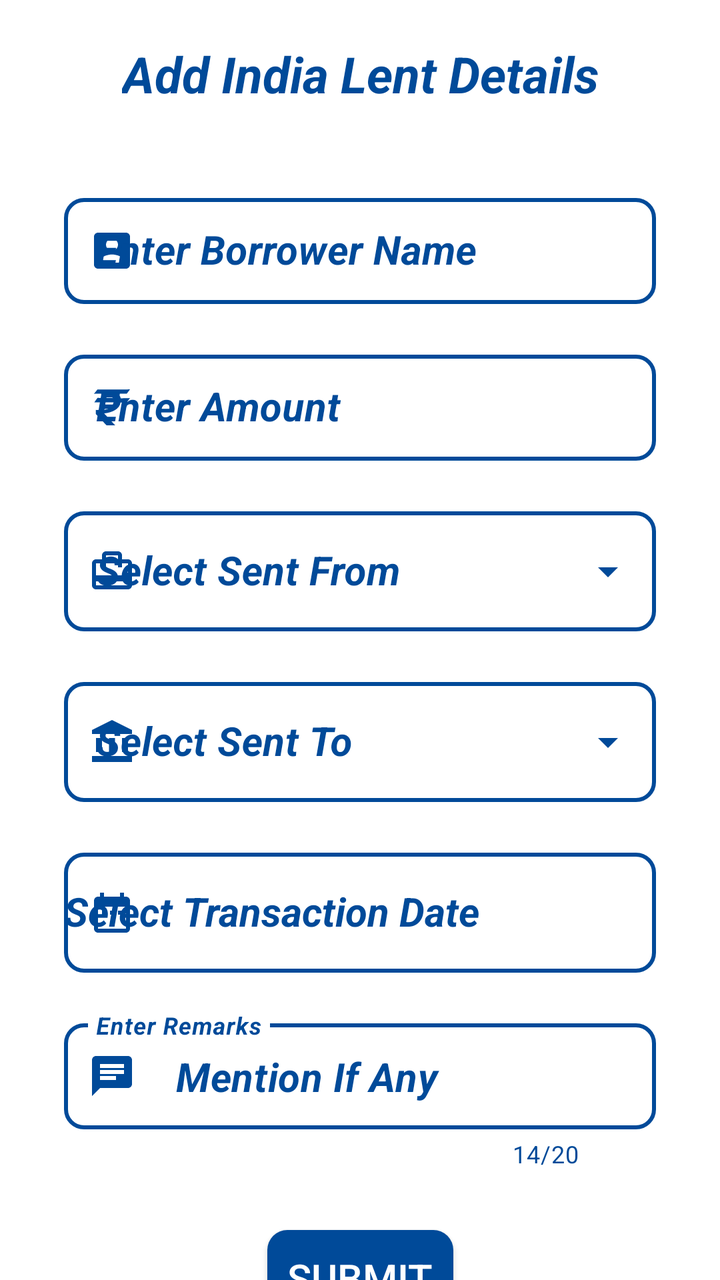
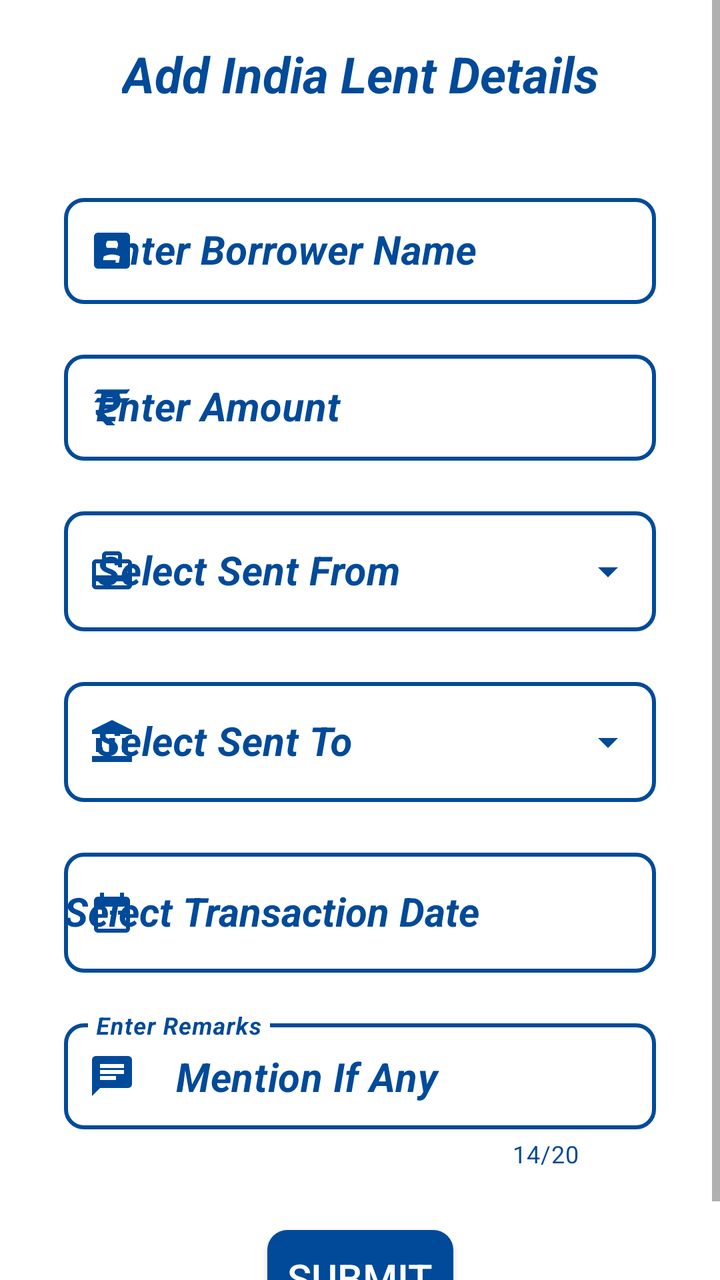

An Android layout rendered at two revisions. The XML below is the earlier revision; the diff shows what the commit changed to produce the second picture.
<!-- AndroidManifest.xml: application theme AppTheme -->
<!-- res/layout/fragment_add_lent_india.xml -->
<?xml version="1.0" encoding="utf-8"?>
<FrameLayout xmlns:android="http://schemas.android.com/apk/res/android"
    xmlns:app="http://schemas.android.com/apk/res-auto"
    xmlns:tools="http://schemas.android.com/tools"
    android:layout_width="match_parent"
    android:layout_height="match_parent"
    android:background="@color/white"
    tools:context=".AddLent.AddLentIndiaFragment">

    <androidx.constraintlayout.widget.ConstraintLayout
        android:layout_width="match_parent"
        android:layout_height="match_parent">

        <TextView
            android:id="@+id/lendDecHeading"
            android:layout_width="wrap_content"
            android:layout_height="wrap_content"
            android:layout_marginTop="20dp"
            android:text="@string/add_india_lent_details"
            android:textColor="@color/background"
            android:textSize="25sp"
            android:textStyle="bold|italic"
            app:layout_constraintEnd_toEndOf="parent"
            app:layout_constraintStart_toStartOf="parent"
            app:layout_constraintTop_toTopOf="parent" />

        <com.google.android.material.textfield.TextInputLayout
            android:id="@+id/lendDecNameLayout"
            style="@style/Widget.MaterialComponents.TextInputLayout.OutlinedBox"
            android:layout_width="match_parent"
            android:layout_height="wrap_content"
            android:layout_marginStart="32dp"
            android:layout_marginTop="40dp"
            android:layout_marginEnd="32dp"
            android:hint="@string/borrowerName"
            android:textColorHint="@color/background"
            android:theme="@style/ThemeOverlay.AppTheme.TextInputEditText.Outlined"
            app:boxCornerRadiusBottomEnd="10dp"
            app:boxCornerRadiusBottomStart="10dp"
            app:boxCornerRadiusTopEnd="10dp"
            app:boxCornerRadiusTopStart="10dp"
            app:boxStrokeColor="@color/grey"
            app:boxStrokeWidth="2dp"
            app:boxStrokeWidthFocused="2dp"
            app:endIconMode="clear_text"
            app:endIconTint="@color/background"
            app:errorTextColor="@color/red"
            app:hintTextColor="@color/background"
            app:layout_constraintEnd_toEndOf="parent"
            app:layout_constraintStart_toStartOf="parent"
            app:layout_constraintTop_toBottomOf="@+id/lendDecHeading"
            app:startIconDrawable="@drawable/ic_name"
            app:startIconTint="@color/background">

            <com.google.android.material.textfield.TextInputEditText
                android:id="@+id/lendDecName"
                android:layout_width="match_parent"
                android:layout_height="wrap_content"
                android:imeOptions="actionNext"
                android:inputType="textCapWords"
                android:textColor="@color/background"
                android:textCursorDrawable="@drawable/color_cursor"
                android:textSize="20sp"
                android:textStyle="bold|italic" />
        </com.google.android.material.textfield.TextInputLayout>

        <com.google.android.material.textfield.TextInputLayout
            android:id="@+id/lendDecAmountLayout"
            style="@style/Widget.MaterialComponents.TextInputLayout.OutlinedBox"
            android:layout_width="0dp"
            android:layout_height="wrap_content"
            android:layout_marginTop="20dp"
            android:hint="@string/amount"
            android:textColorHint="@color/background"
            android:theme="@style/ThemeOverlay.AppTheme.TextInputEditText.Outlined"
            app:boxCornerRadiusBottomEnd="10dp"
            app:boxCornerRadiusBottomStart="10dp"
            app:boxCornerRadiusTopEnd="10dp"
            app:boxCornerRadiusTopStart="10dp"
            app:boxStrokeColor="@color/grey"
            app:boxStrokeWidth="2dp"
            app:boxStrokeWidthFocused="2dp"
            app:endIconMode="clear_text"
            app:endIconTint="@color/background"
            app:errorTextColor="@color/red"
            app:hintTextColor="@color/background"
            app:layout_constraintEnd_toEndOf="@+id/lendDecNameLayout"
            app:layout_constraintStart_toStartOf="@+id/lendDecNameLayout"
            app:layout_constraintTop_toBottomOf="@+id/lendDecNameLayout"
            app:startIconDrawable="@drawable/ic_rupee"
            app:startIconTint="@color/background">

            <com.google.android.material.textfield.TextInputEditText
                android:id="@+id/lendDecAmount"
                android:layout_width="match_parent"
                android:layout_height="wrap_content"
                android:imeOptions="actionDone"
                android:inputType="number"
                android:textColor="@color/background"
                android:textCursorDrawable="@drawable/color_cursor"
                android:textSize="20sp"
                android:textStyle="bold|italic" />
        </com.google.android.material.textfield.TextInputLayout>

        <com.google.android.material.textfield.TextInputLayout
            android:id="@+id/lendDecFromLayout"
            style="@style/Widget.MaterialComponents.TextInputLayout.OutlinedBox.Dense.ExposedDropdownMenu"
            android:layout_width="0dp"
            android:layout_height="wrap_content"
            android:layout_marginTop="20dp"
            android:hint="@string/sent_from"
            android:textColorHint="@color/background"
            android:theme="@style/ThemeOverlay.AppTheme.TextInputEditText.Outlined"
            app:boxCornerRadiusBottomEnd="10dp"
            app:boxCornerRadiusBottomStart="10dp"
            app:boxCornerRadiusTopEnd="10dp"
            app:boxCornerRadiusTopStart="10dp"
            app:boxStrokeColor="@color/grey"
            app:boxStrokeWidth="2dp"
            app:boxStrokeWidthFocused="2dp"
            app:endIconTint="@color/background"
            app:errorTextColor="@color/red"
            app:hintTextColor="@color/background"
            app:layout_constraintEnd_toEndOf="@+id/lendDecAmountLayout"
            app:layout_constraintStart_toStartOf="@+id/lendDecAmountLayout"
            app:layout_constraintTop_toBottomOf="@+id/lendDecAmountLayout"
            app:startIconDrawable="@drawable/ic_view_balance"
            app:startIconTint="@color/background">

            <AutoCompleteTextView
                android:id="@+id/lendDecFrom"
                android:layout_width="match_parent"
                android:layout_height="60sp"
                android:inputType="none"
                android:textColor="@color/background"
                android:textSize="20sp"
                android:textStyle="bold|italic"
                tools:ignore="LabelFor" />
        </com.google.android.material.textfield.TextInputLayout>

        <com.google.android.material.textfield.TextInputLayout
            android:id="@+id/lendDecToLayout"
            style="@style/Widget.MaterialComponents.TextInputLayout.OutlinedBox.Dense.ExposedDropdownMenu"
            android:layout_width="0dp"
            android:layout_height="wrap_content"
            android:layout_marginTop="20dp"
            android:hint="@string/sent_to"
            android:textColorHint="@color/background"
            android:theme="@style/ThemeOverlay.AppTheme.TextInputEditText.Outlined"
            app:boxCornerRadiusBottomEnd="10dp"
            app:boxCornerRadiusBottomStart="10dp"
            app:boxCornerRadiusTopEnd="10dp"
            app:boxCornerRadiusTopStart="10dp"
            app:boxStrokeColor="@color/background"
            app:boxStrokeWidth="2dp"
            app:boxStrokeWidthFocused="2dp"
            app:endIconTint="@color/background"
            app:errorTextColor="@color/red"
            app:hintTextColor="@color/background"
            app:layout_constraintEnd_toEndOf="@+id/lendDecFromLayout"
            app:layout_constraintStart_toStartOf="@+id/lendDecFromLayout"
            app:layout_constraintTop_toBottomOf="@+id/lendDecFromLayout"
            app:startIconDrawable="@drawable/ic_account_balance"
            app:startIconTint="@color/background">

            <AutoCompleteTextView
                android:id="@+id/lendDecTo"
                android:layout_width="match_parent"
                android:layout_height="60sp"
                android:inputType="none"
                android:textColor="@color/background"
                android:textSize="20sp"
                android:textStyle="bold|italic"
                tools:ignore="LabelFor" />
        </com.google.android.material.textfield.TextInputLayout>

        <com.google.android.material.textfield.TextInputLayout
            android:id="@+id/lendDecTranDateLayout"
            style="@style/Widget.MaterialComponents.TextInputLayout.OutlinedBox"
            android:layout_width="0dp"
            android:layout_height="wrap_content"
            android:layout_marginTop="20dp"
            android:hint="@string/transaction_date"
            android:textColorHint="@color/background"
            android:theme="@style/ThemeOverlay.AppTheme.TextInputEditText.Outlined"
            app:boxCornerRadiusBottomEnd="10dp"
            app:boxCornerRadiusBottomStart="10dp"
            app:boxCornerRadiusTopEnd="10dp"
            app:boxCornerRadiusTopStart="10dp"
            app:boxStrokeColor="@color/grey"
            app:boxStrokeWidth="2dp"
            app:boxStrokeWidthFocused="2dp"
            app:errorTextColor="@color/red"
            app:layout_constraintEnd_toEndOf="@+id/lendDecToLayout"
            app:layout_constraintStart_toStartOf="@+id/lendDecToLayout"
            app:layout_constraintTop_toBottomOf="@+id/lendDecToLayout"
            app:startIconDrawable="@drawable/ic_date"
            app:startIconTint="@color/background">

            <AutoCompleteTextView
                android:id="@+id/lendDecTranDate"
                android:layout_width="match_parent"
                android:layout_height="60sp"
                android:inputType="none"
                android:textColor="@color/background"
                android:textCursorDrawable="@drawable/color_cursor"
                android:textSize="20sp"
                android:textStyle="bold|italic"
                tools:ignore="LabelFor" />
        </com.google.android.material.textfield.TextInputLayout>

        <com.google.android.material.textfield.TextInputLayout
            android:id="@+id/lendDecRemarksLayout"
            style="@style/Widget.MaterialComponents.TextInputLayout.OutlinedBox"
            android:layout_width="0dp"
            android:layout_height="wrap_content"
            android:layout_marginTop="20dp"
            android:hint="@string/remarks"
            android:textColorHint="@color/background"
            android:theme="@style/ThemeOverlay.AppTheme.TextInputEditText.Outlined"
            app:boxCornerRadiusBottomEnd="10dp"
            app:boxCornerRadiusBottomStart="10dp"
            app:boxCornerRadiusTopEnd="10dp"
            app:boxCornerRadiusTopStart="10dp"
            app:boxStrokeColor="@color/grey"
            app:boxStrokeWidth="2dp"
            app:boxStrokeWidthFocused="2dp"
            app:counterEnabled="true"
            app:counterMaxLength="20"
            app:counterTextColor="@color/background"
            app:endIconMode="clear_text"
            app:endIconTint="@color/background"
            app:errorTextColor="@color/red"
            app:hintTextColor="@color/background"
            app:layout_constraintEnd_toEndOf="@+id/lendDecTranDateLayout"
            app:layout_constraintStart_toStartOf="@+id/lendDecTranDateLayout"
            app:layout_constraintTop_toBottomOf="@+id/lendDecTranDateLayout"
            app:startIconDrawable="@drawable/ic_remarks"
            app:startIconTint="@color/background">

            <com.google.android.material.textfield.TextInputEditText
                android:id="@+id/lendDecRemarks"
                android:layout_width="match_parent"
                android:layout_height="wrap_content"
                android:imeOptions="actionSend"
                android:inputType="textCapWords"
                android:maxLength="20"
                android:text="@string/mention_if_any"
                android:textColor="@color/background"
                android:textCursorDrawable="@drawable/color_cursor"
                android:textSize="20sp"
                android:textStyle="bold|italic" />
        </com.google.android.material.textfield.TextInputLayout>

        <androidx.appcompat.widget.AppCompatButton
            android:id="@+id/lendDecSubmit"
            android:layout_width="wrap_content"
            android:layout_height="wrap_content"
            android:layout_marginTop="30dp"
            android:background="@drawable/button_background"
            android:text="  Submit  "
            android:textColor="@color/white"
            android:textSize="20sp"
            app:layout_constraintEnd_toEndOf="parent"
            app:layout_constraintStart_toStartOf="parent"
            app:layout_constraintTop_toBottomOf="@+id/lendDecRemarksLayout"
            tools:ignore="HardcodedText" />

    </androidx.constraintlayout.widget.ConstraintLayout>

</FrameLayout>
<!-- resources referenced by this layout -->
<resources>
  <color name="background">#004A99</color>
  <color name="grey">#808080</color>
  <color name="red">#FF0000</color>
  <color name="white">#FFFFFFFF</color>
  <!-- drawable button_background (drawable) -->
  <?xml version="1.0" encoding="utf-8"?>
  <ripple xmlns:android="http://schemas.android.com/apk/res/android"
      android:color="@color/white">
      <item>
          <shape android:shape="rectangle">
              <solid android:color="@color/background" />
              <corners android:radius="10dp" />
          </shape>
      </item>
  </ripple>
  <!-- drawable color_cursor (drawable) -->
  <?xml version="1.0" encoding="utf-8"?>
  <shape xmlns:android="http://schemas.android.com/apk/res/android"
      android:shape="rectangle">
      <size android:width="2dp" />
      <solid android:color="@color/background" />
  </shape>
  <!-- drawable ic_date (drawable) -->
  <vector android:height="24dp" android:tint="#FFFFFF"
      android:viewportHeight="24" android:viewportWidth="24"
      android:width="24dp" xmlns:android="http://schemas.android.com/apk/res/android">
      <path android:fillColor="@android:color/white" android:pathData="M9,11L7,11v2h2v-2zM13,11h-2v2h2v-2zM17,11h-2v2h2v-2zM19,4h-1L18,2h-2v2L8,4L8,2L6,2v2L5,4c-1.11,0 -1.99,0.9 -1.99,2L3,20c0,1.1 0.89,2 2,2h14c1.1,0 2,-0.9 2,-2L21,6c0,-1.1 -0.9,-2 -2,-2zM19,20L5,20L5,9h14v11z"/>
  </vector>
  <!-- drawable ic_name (drawable) -->
  <vector xmlns:android="http://schemas.android.com/apk/res/android"
      android:width="24dp"
      android:height="24dp"
      android:tint="@color/background"
      android:viewportWidth="24"
      android:viewportHeight="24">
      <path
          android:fillColor="@android:color/white"
          android:pathData="M3,5v14c0,1.1 0.89,2 2,2h14c1.1,0 2,-0.9 2,-2L21,5c0,-1.1 -0.9,-2 -2,-2L5,3c-1.11,0 -2,0.9 -2,2zM15,9c0,1.66 -1.34,3 -3,3s-3,-1.34 -3,-3 1.34,-3 3,-3 3,1.34 3,3zM6,17c0,-2 4,-3.1 6,-3.1s6,1.1 6,3.1v1L6,18v-1z" />
  </vector>
  <!-- drawable ic_remarks (drawable) -->
  <vector xmlns:android="http://schemas.android.com/apk/res/android"
      android:width="24dp"
      android:height="24dp"
      android:tint="@color/background"
      android:viewportWidth="24"
      android:viewportHeight="24">
      <path
          android:fillColor="@android:color/white"
          android:pathData="M20,2L4,2c-1.1,0 -1.99,0.9 -1.99,2L2,22l4,-4h14c1.1,0 2,-0.9 2,-2L22,4c0,-1.1 -0.9,-2 -2,-2zM6,9h12v2L6,11L6,9zM14,14L6,14v-2h8v2zM18,8L6,8L6,6h12v2z" />
  </vector>
  <string name="add_india_lent_details">Add India Lent Details</string>
  <string name="amount">Enter Amount</string>
  <string name="borrowerName">Enter Borrower Name</string>
  <string name="mention_if_any">Mention If Any</string>
  <string name="remarks">Enter Remarks</string>
  <string name="sent_from">Select Sent From</string>
  <string name="sent_to">Select Sent To</string>
  <string name="transaction_date">Select Transaction Date</string>
  <style name="ThemeOverlay.AppTheme.TextInputEditText.Outlined" parent="Widget.MaterialComponents.TextInputLayout.OutlinedBox.Dense">
          <item name="colorControlActivated">@color/background</item>
      </style>
  <style name="AppTheme" parent="Theme.MaterialComponents.Light.DarkActionBar">
          
          
          
          <item name="colorPrimary">@color/background</item>
          <item name="colorPrimaryDark">@color/background</item>
          <item name="colorAccent">@color/background</item>
          
          <item name="colorSurface">@color/background</item>
          
          <item name="android:itemTextAppearance">@style/OptionsMenuStyle</item>
      </style>
  <style name="OptionsMenuStyle" parent="@style/TextAppearance.AppCompat.Widget.ActionBar.Title">
          <item name="android:textColor">@color/background</item>
          <item name="android:textStyle">italic|bold</item>
          <item name="android:textSize">15sp</item>
      </style>
  <!-- unchanged entries left out for length: 3 -->
</resources>

<!-- the commit's change to res/layout/fragment_add_lent_india.xml (unified diff, before → after) -->
@@ -1,15 +1,13 @@
-<?xml version="1.0" encoding="utf-8"?>
-<FrameLayout xmlns:android="http://schemas.android.com/apk/res/android"
+<ScrollView xmlns:android="http://schemas.android.com/apk/res/android"
     xmlns:app="http://schemas.android.com/apk/res-auto"
     xmlns:tools="http://schemas.android.com/tools"
     android:layout_width="match_parent"
     android:layout_height="match_parent"
-    android:background="@color/white"
     tools:context=".AddLent.AddLentIndiaFragment">
 
     <androidx.constraintlayout.widget.ConstraintLayout
         android:layout_width="match_parent"
-        android:layout_height="match_parent">
+        android:layout_height="wrap_content">
 
         <TextView
             android:id="@+id/lendDecHeading"
@@ -95,7 +93,7 @@
                 android:layout_width="match_parent"
                 android:layout_height="wrap_content"
                 android:imeOptions="actionDone"
-                android:inputType="number"
+                android:inputType="numberDecimal"
                 android:textColor="@color/background"
                 android:textCursorDrawable="@drawable/color_cursor"
                 android:textSize="20sp"
@@ -266,6 +264,13 @@
             app:layout_constraintTop_toBottomOf="@+id/lendDecRemarksLayout"
             tools:ignore="HardcodedText" />
 
+        <TextView
+            android:layout_width="wrap_content"
+            android:layout_height="wrap_content"
+            app:layout_constraintEnd_toEndOf="parent"
+            app:layout_constraintStart_toStartOf="parent"
+            app:layout_constraintTop_toBottomOf="@+id/lendDecSubmit" />
+
     </androidx.constraintlayout.widget.ConstraintLayout>
 
-</FrameLayout>
+</ScrollView>
